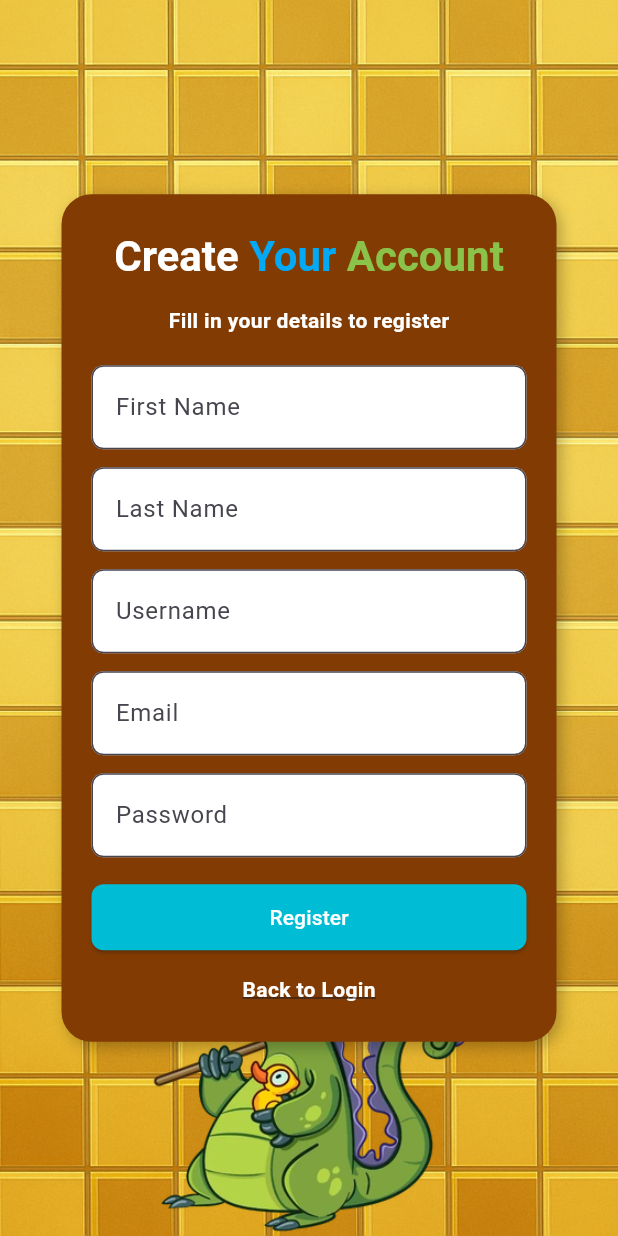
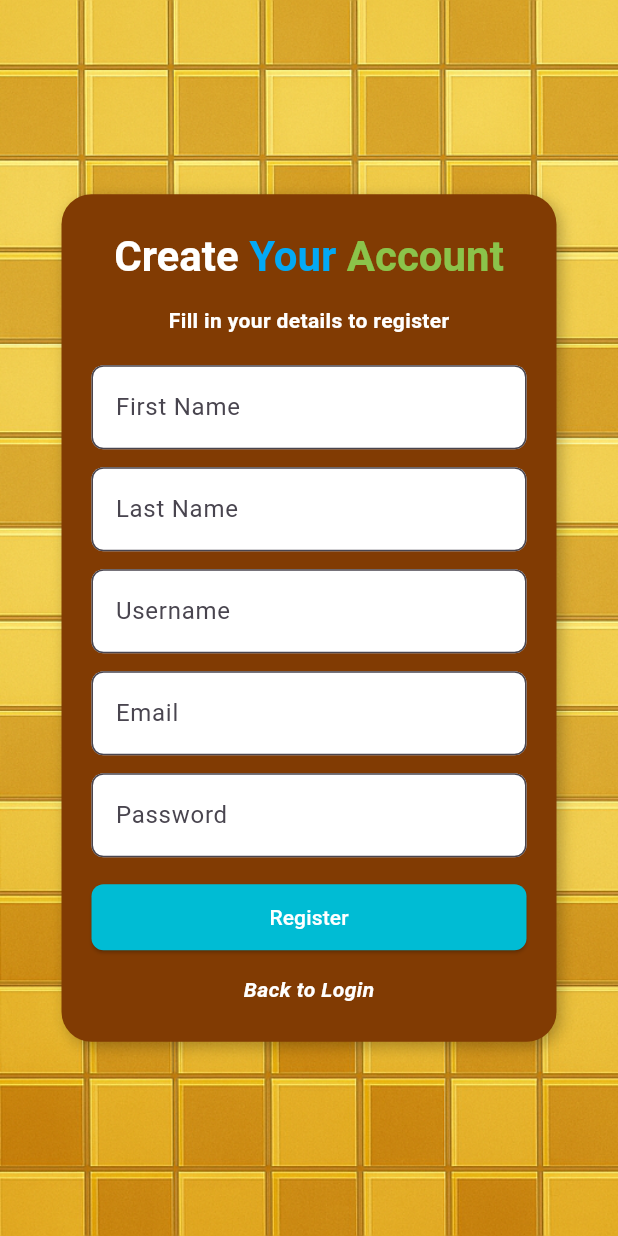
Before and after one commit to joosnlaurence/POOS-Large-Project, a Flutter app: the RegisterScreen screen opened directly, on a phone screen of 412 x 824 dp. Run offline on Flutter 3.47's test engine with Material 3 defaults, Android fonts, the phone set to English and light mode, and no system bars; our stand-ins replace cookie_jar, dio, dio_cookie_manager, flutter_map, latlong2.

Commit message:
Update register_screen.dart

```diff
--- a/mobile/lib/screens/register_screen.dart
+++ b/mobile/lib/screens/register_screen.dart
@@ -79,16 +79,6 @@ class _RegisterScreenState extends State<RegisterScreen> {
         ),
         child: Stack(
           children: [
-            Align(
-              alignment: Alignment.bottomCenter,
-              child: SizedBox(
-                height: 220,
-                child: Image(
-                  image: AssetImage("assets/swampy.png"),
-                  fit: BoxFit.contain,
-                ),
-              ),
-            ),
             Center(
               child: SingleChildScrollView(
                 child: Container(
@@ -224,7 +214,7 @@ class _RegisterScreenState extends State<RegisterScreen> {
                           style: TextStyle(
                             color: Colors.white,
                             fontWeight: FontWeight.bold,
-                            decoration: TextDecoration.underline,
+                            fontStyle: FontStyle.italic,
                           ),
                         ),
                       )
```
